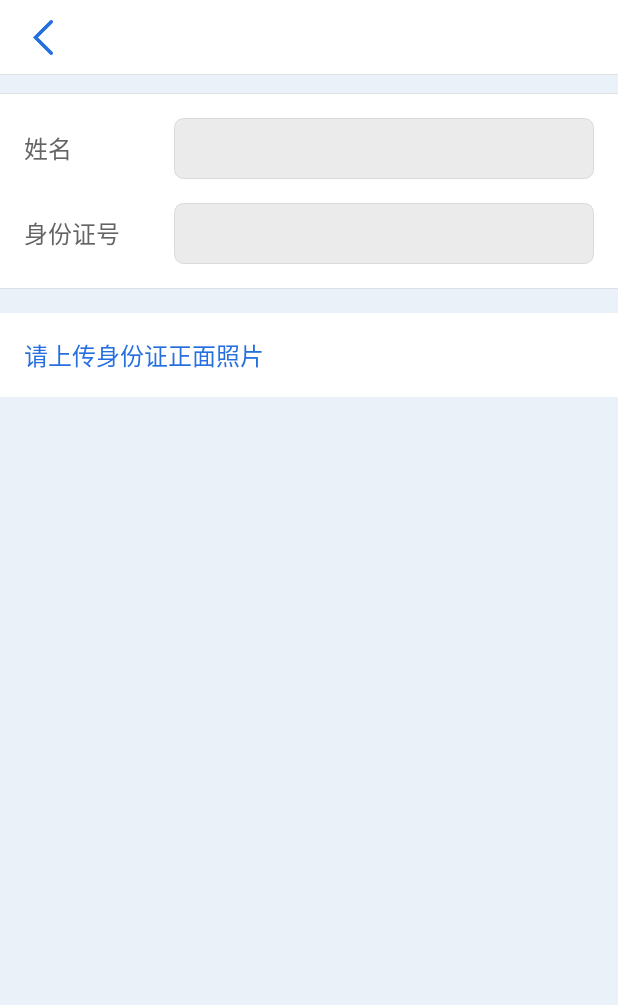
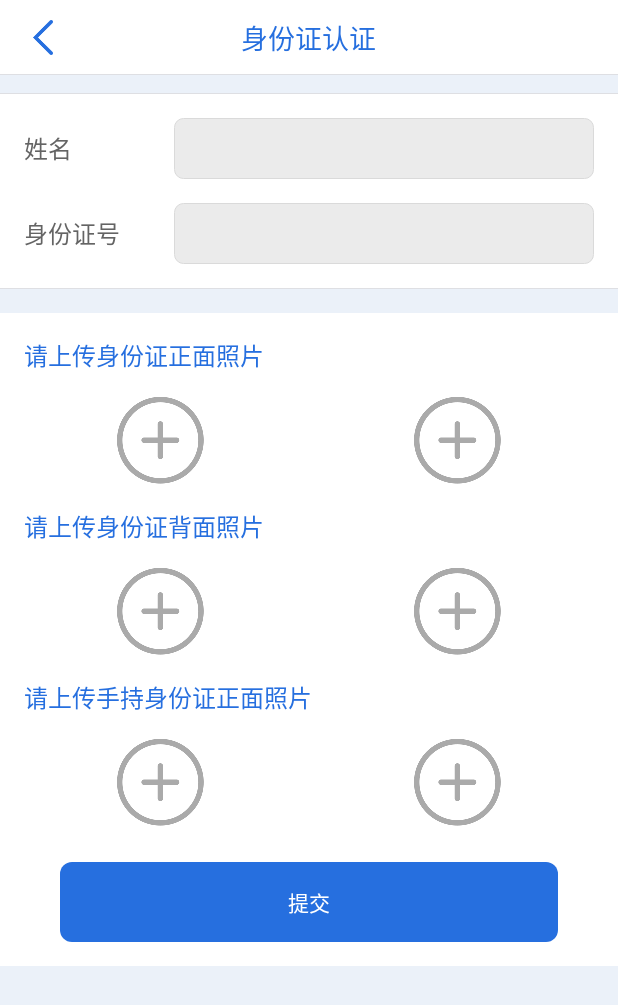
Before and after one commit to ck227/QianQian, an Android app: the CheckIdActivity screen opened directly, with no data from a screen before it, on a phone screen of 412 x 824 dp. Shown: the top 1005 px of the screen. Run offline under Robolectric (Android 15) with nearby library versions, the phone set to English and light mode, and no system bars; our stand-ins replace ButterKnife.

Commit message:
添加身份证认证界面

```diff
--- a/app/src/main/AndroidManifest.xml
+++ b/app/src/main/AndroidManifest.xml
@@ -34,6 +34,8 @@
         </activity>
         <activity android:name=".CheckIdActivity">
         </activity>
+        <activity android:name=".CheckCardActivity">
+        </activity>
     </application>
 
 </manifest>
--- /dev/null
+++ b/app/src/main/java/com/ck/qianqian/CheckCardActivity.java
@@ -0,0 +1,13 @@
+package com.ck.qianqian;
+
+import android.app.Activity;
+import android.os.Bundle;
+
+public class CheckCardActivity extends BaseActivity {
+
+    @Override
+    protected void onCreate(Bundle savedInstanceState) {
+        super.onCreate(savedInstanceState);
+        setContentView(R.layout.activity_check_card);
+    }
+}
--- a/app/src/main/java/com/ck/qianqian/CheckCenterActivity.java
+++ b/app/src/main/java/com/ck/qianqian/CheckCenterActivity.java
@@ -62,11 +62,12 @@ public class CheckCenterActivity extends BaseActivity {
             case R.id.check_phone_ll:
                 intent = new Intent(this, CheckPhoneActivity.class);
                 startActivity(intent);
-
                 break;
             case R.id.check_msg_ll:
                 break;
             case R.id.check_id_ll:
+                intent = new Intent(this, CheckIdActivity.class);
+                startActivity(intent);
                 break;
             case R.id.check_card_ll:
                 break;
--- a/app/src/main/java/com/ck/qianqian/CheckIdActivity.java
+++ b/app/src/main/java/com/ck/qianqian/CheckIdActivity.java
@@ -1,13 +1,51 @@
 package com.ck.qianqian;
 
-import android.app.Activity;
 import android.os.Bundle;
+import android.view.View;
+import android.widget.EditText;
+import android.widget.ImageView;
+import android.widget.TextView;
+
+import butterknife.BindView;
+import butterknife.ButterKnife;
+import butterknife.OnClick;
 
 public class CheckIdActivity extends BaseActivity {
+
+    @BindView(R.id.titleName)
+    TextView titleName;
+    @BindView(R.id.name)
+    EditText name;
+    @BindView(R.id.idNumber)
+    EditText idNumber;
+    @BindView(R.id.frontImg)
+    ImageView frontImg;
+    @BindView(R.id.backImg)
+    ImageView backImg;
+    @BindView(R.id.personImg)
+    ImageView personImg;
+    @BindView(R.id.submit)
+    TextView submit;
 
     @Override
     protected void onCreate(Bundle savedInstanceState) {
         super.onCreate(savedInstanceState);
         setContentView(R.layout.activity_check_id);
+        ButterKnife.bind(this);
+        titleName.setText("身份证认证");
+    }
+
+    @OnClick({R.id.frontImg, R.id.backImg, R.id.personImg, R.id.submit})
+    public void onViewClicked(View view) {
+        switch (view.getId()) {
+            case R.id.frontImg:
+                break;
+            case R.id.backImg:
+                break;
+            case R.id.personImg:
+                break;
+            case R.id.submit:
+                break;
+        }
     }
 }
--- /dev/null
+++ b/app/src/main/res/layout/activity_check_card.xml
@@ -0,0 +1,10 @@
+<?xml version="1.0" encoding="utf-8"?>
+<android.support.constraint.ConstraintLayout
+    xmlns:android="http://schemas.android.com/apk/res/android"
+    xmlns:app="http://schemas.android.com/apk/res-auto"
+    xmlns:tools="http://schemas.android.com/tools"
+    android:layout_width="match_parent"
+    android:layout_height="match_parent"
+    tools:context="com.ck.qianqian.CheckCardActivity">
+
+</android.support.constraint.ConstraintLayout>
--- a/app/src/main/res/layout/activity_check_id.xml
+++ b/app/src/main/res/layout/activity_check_id.xml
@@ -51,6 +51,7 @@
                         android:textSize="@dimen/BigTextSize"/>
 
                     <EditText
+                        android:id="@id/name"
                         android:layout_width="match_parent"
                         android:layout_height="wrap_content"
                         android:background="@drawable/check_input_shape"
@@ -75,6 +76,7 @@
                         android:textSize="@dimen/BigTextSize"/>
 
                     <EditText
+                        android:id="@+id/idNumber"
                         android:layout_width="match_parent"
                         android:layout_height="wrap_content"
                         android:background="@drawable/check_input_shape"
@@ -104,6 +106,100 @@
                     android:text="请上传身份证正面照片"
                     android:textColor="@color/text_blue"
                     android:textSize="@dimen/BigTextSize"/>
+
+                <LinearLayout
+                    android:layout_width="match_parent"
+                    android:layout_height="wrap_content"
+                    android:layout_marginTop="16dp"
+                    android:orientation="horizontal">
+
+                    <ImageView
+                        android:id="@+id/frontImg"
+                        android:layout_width="0dp"
+                        android:layout_height="wrap_content"
+                        android:layout_weight="1"
+                        android:src="@mipmap/check_add_photo"/>
+
+                    <ImageView
+                        android:layout_width="0dp"
+                        android:layout_height="wrap_content"
+                        android:layout_marginLeft="16dp"
+                        android:layout_weight="1"
+                        android:src="@mipmap/check_add_photo"/>
+                </LinearLayout>
+
+                <TextView
+                    android:layout_width="wrap_content"
+                    android:layout_height="wrap_content"
+                    android:layout_marginTop="16dp"
+                    android:text="请上传身份证背面照片"
+                    android:textColor="@color/text_blue"
+                    android:textSize="@dimen/BigTextSize"/>
+
+                <LinearLayout
+                    android:layout_width="match_parent"
+                    android:layout_height="wrap_content"
+                    android:layout_marginTop="16dp"
+                    android:orientation="horizontal">
+
+                    <ImageView
+                        android:id="@+id/backImg"
+                        android:layout_width="0dp"
+                        android:layout_height="wrap_content"
+                        android:layout_weight="1"
+                        android:src="@mipmap/check_add_photo"/>
+
+                    <ImageView
+                        android:layout_width="0dp"
+                        android:layout_height="wrap_content"
+                        android:layout_marginLeft="16dp"
+                        android:layout_weight="1"
+                        android:src="@mipmap/check_add_photo"/>
+                </LinearLayout>
+
+                <!--第三行-->
+                <TextView
+                    android:layout_width="wrap_content"
+                    android:layout_height="wrap_content"
+                    android:layout_marginTop="16dp"
+                    android:text="请上传手持身份证正面照片"
+                    android:textColor="@color/text_blue"
+                    android:textSize="@dimen/BigTextSize"/>
+
+                <LinearLayout
+                    android:layout_width="match_parent"
+                    android:layout_height="wrap_content"
+                    android:layout_marginTop="16dp"
+                    android:orientation="horizontal">
+
+                    <ImageView
+                        android:id="@+id/personImg"
+                        android:layout_width="0dp"
+                        android:layout_height="wrap_content"
+                        android:layout_weight="1"
+                        android:src="@mipmap/check_add_photo"/>
+
+                    <ImageView
+                        android:layout_width="0dp"
+                        android:layout_height="wrap_content"
+                        android:layout_marginLeft="16dp"
+                        android:layout_weight="1"
+                        android:src="@mipmap/check_add_photo"/>
+                </LinearLayout>
+
+                <TextView
+                    android:id="@+id/submit"
+                    android:layout_width="match_parent"
+                    android:layout_height="wrap_content"
+                    android:layout_marginLeft="24dp"
+                    android:layout_marginRight="24dp"
+                    android:layout_marginTop="24dp"
+                    android:background="@drawable/login_btn"
+                    android:gravity="center"
+                    android:paddingBottom="16dp"
+                    android:paddingTop="16dp"
+                    android:text="提交"
+                    android:textColor="@color/white"/>
             </LinearLayout>
         </LinearLayout>
 
```
